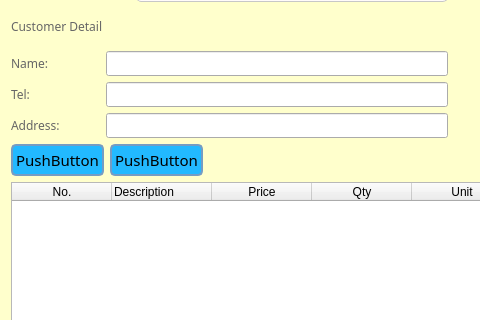
This is new_start/UI_File/Add.ui in maximustann/Bing_project as Qt 5 draws it before an edit; both pictures show x 0 to 480 and y 154 to 474 of the 982 by 893 pixel window. The edited form follows.
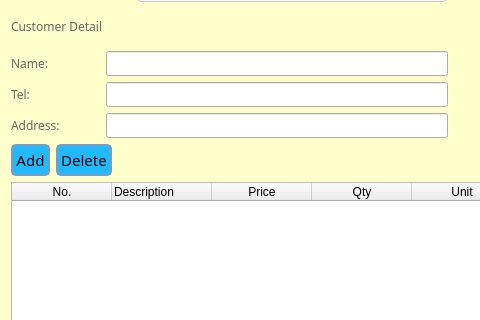
This is the edited form. Icons and pictures are not drawn.

Commit message: meaningful label names

```diff
--- a/new_start/UI_File/Add.ui
+++ b/new_start/UI_File/Add.ui
@@ -439,7 +439,7 @@
         </font>
        </property>
        <property name="text">
-        <string>PushButton</string>
+        <string>Add</string>
        </property>
       </widget>
      </item>
@@ -452,7 +452,7 @@
         </font>
        </property>
        <property name="text">
-        <string>PushButton</string>
+        <string>Delete</string>
        </property>
       </widget>
      </item>
```
Left out of the diff: 54 changed lines with no effect on the pictures. The commit also changes 5 other files.
